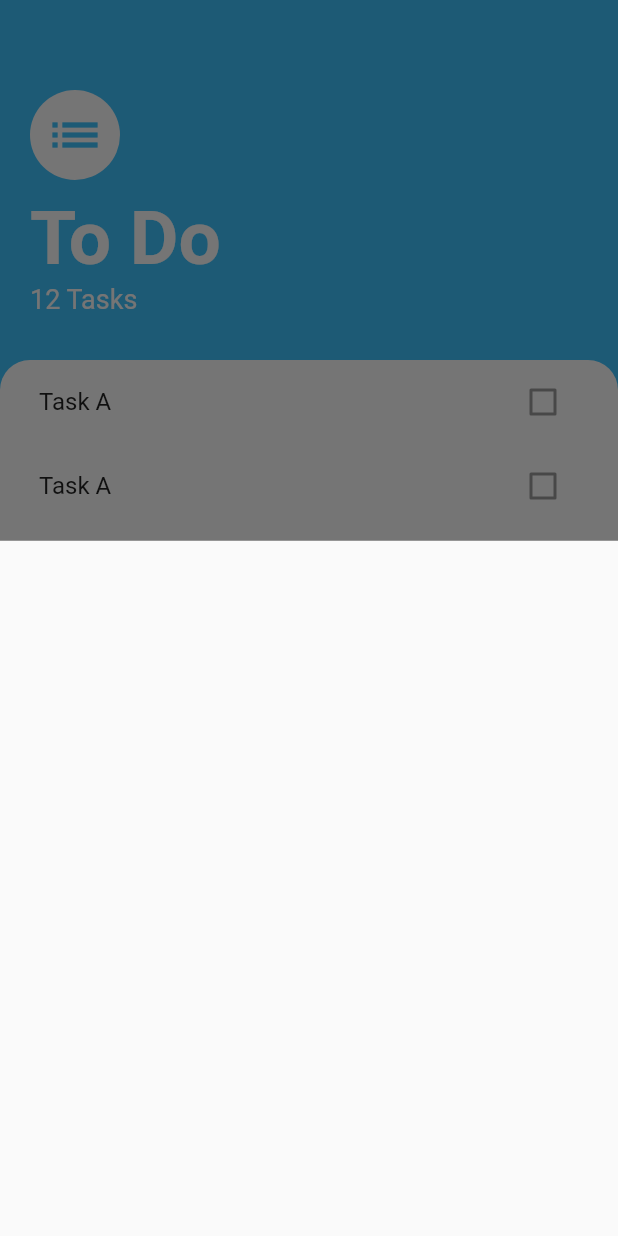
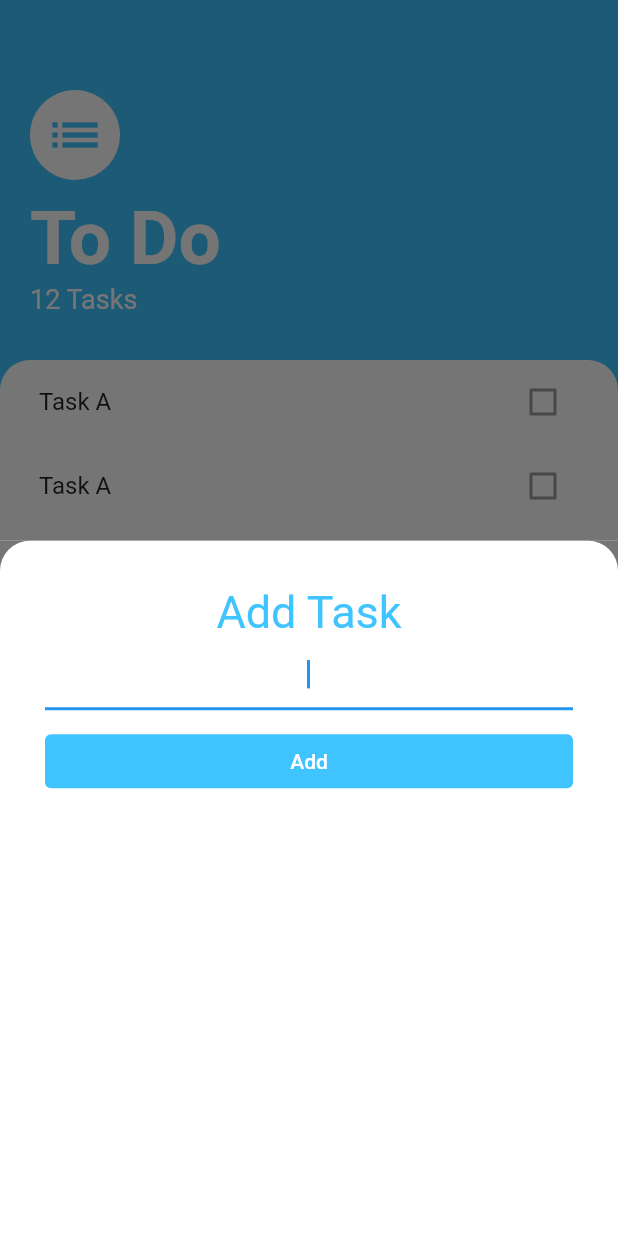
Before and after one commit to qpthedev/flutter-to-do, a Flutter app: the screen it shows after launch, after a tap on the "add" icon, on a phone screen of 412 x 824 dp. Run offline on Flutter 3.47's test engine with Material 2 defaults, Android fonts, the phone set to English and light mode, and no system bars.

Commit message:
Add task card UI

```diff
--- /dev/null
+++ b/lib/screens/add_task.dart
@@ -0,0 +1,52 @@
+import 'package:flutter/material.dart';
+
+class AddTaskScreen extends StatelessWidget {
+  @override
+  Widget build(BuildContext context) {
+    return Container(
+      color: Color(0xff757575),
+      child: Container(
+        padding: EdgeInsets.all(30),
+        decoration: BoxDecoration(
+          color: Colors.white,
+          borderRadius: BorderRadius.only(
+            topLeft: Radius.circular(20),
+            topRight: Radius.circular(20),
+          ),
+        ),
+        child: Column(
+          crossAxisAlignment: CrossAxisAlignment.stretch,
+          children: [
+            Text(
+              'Add Task',
+              textAlign: TextAlign.center,
+              style: TextStyle(
+                fontSize: 30,
+                color: Colors.lightBlueAccent,
+              ),
+            ),
+            TextField(
+              autofocus: true,
+              textAlign: TextAlign.center,
+            ),
+            SizedBox(
+              height: 10,
+            ),
+            TextButton(
+              onPressed: () {},
+              child: Text(
+                'Add',
+                style: TextStyle(
+                  color: Colors.white,
+                ),
+              ),
+              style: TextButton.styleFrom(
+                backgroundColor: Colors.lightBlueAccent,
+              ),
+            ),
+          ],
+        ),
+      ),
+    );
+  }
+}
--- a/lib/screens/tasks_screen.dart
+++ b/lib/screens/tasks_screen.dart
@@ -1,4 +1,5 @@
 import 'package:flutter/material.dart';
+import 'package:flutter_to_do/screens/add_task.dart';
 import 'package:flutter_to_do/widgets/tasks_list.dart';
 
 class TasksScreen extends StatelessWidget {
@@ -10,7 +11,7 @@ class TasksScreen extends StatelessWidget {
         onPressed: () {
           showModalBottomSheet(
             context: context,
-            builder: (context) => Container(),
+            builder: (context) => AddTaskScreen(),
           );
         },
         backgroundColor: Colors.lightBlueAccent,
```
